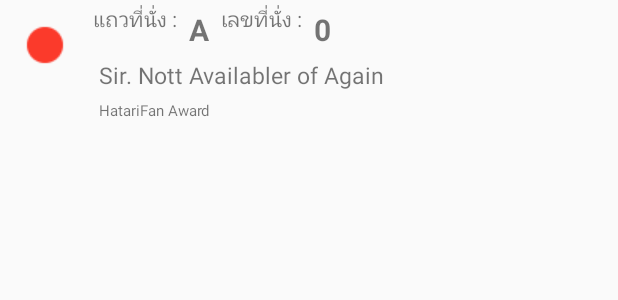
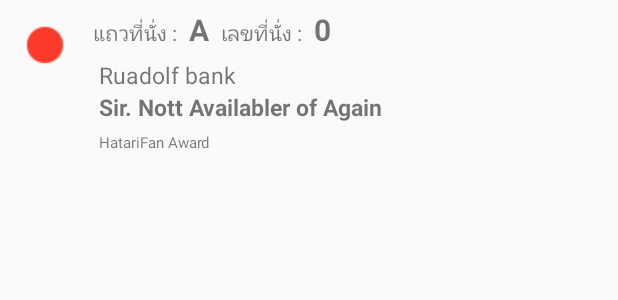
Before and after one commit to Nata8ify/PriseOnAndroid, an Android app: the layout guest_row.xml on its own in the app's theme, with its tools: preview values and no code run, on a phone screen of 412 x 824 dp. Shown: the top 300 px of the screen. Run offline under Robolectric (Android 15) with nearby library versions, the light colour scheme and no system bars.

Commit message:
REWORK Guest view

```diff
--- a/app/build.gradle
+++ b/app/build.gradle
@@ -8,8 +8,8 @@ android {
         applicationId "com.trag.quartierlatin.prise"
         minSdkVersion 19
         targetSdkVersion 23
-        versionCode 4
-        versionName "1.31"
+        versionCode 15
+        versionName "1.51"
     }
     buildTypes {
         release {
--- a/app/src/main/java/com/trag/quartierlatin/prise/extra/PriseWebAppFactors.java
+++ b/app/src/main/java/com/trag/quartierlatin/prise/extra/PriseWebAppFactors.java
@@ -4,7 +4,8 @@ package com.trag.quartierlatin.prise.extra;
  * Created by QuartierLatin on 8/6/2559.
  */
 public class PriseWebAppFactors {
-    protected static final String HTTP_HOST = "http://my.nata8ify.me:8080/Prise";
+    protected static final String HTTP_HOST = "https://prise.kmutt.ac.th/Prise";
+//    protected static final String HTTP_HOST = "http://my.nata8ify.me:8080/Prise";
 //    protected static final String HTTP_HOST = "http://localhost:8080//Prise";
     public static final String URL_APP_LOGIN = HTTP_HOST+"/Login?opt=app";
     public static final String URL_APP_REGISTER = HTTP_HOST+"/Seem?to=signUp";
--- a/app/src/main/res/layout/activity_view_guest.xml
+++ b/app/src/main/res/layout/activity_view_guest.xml
@@ -156,6 +156,7 @@
             fab:fab_label="@string/viewguest_fab_menu_log"
             fab:fab_size="mini"
 
-            android:visibility="gone"/>
+            android:visibility="gone"
+/>
     </com.github.clans.fab.FloatingActionMenu>
 </RelativeLayout>
--- a/app/src/main/res/layout/guest_row.xml
+++ b/app/src/main/res/layout/guest_row.xml
@@ -11,13 +11,16 @@
     android:padding="10dp"
     android:id="@+id/img_status"
     android:layout_alignParentLeft="true"/>
+
     <TextView
+        android:id="@+id/txt_seat_row_title"
         android:layout_width="wrap_content"
         android:layout_height="wrap_content"
-        android:layout_toEndOf="@id/img_status"
-        android:id="@+id/txt_seat_row_title"
+        android:layout_alignBaseline="@+id/txt_seat_row"
+        android:layout_alignBottom="@+id/txt_seat_row"
+        android:layout_toEndOf="@+id/img_status"
         android:padding="2dp"
-        android:text="@string/viewguest_seat_row_title"/>
+        android:text="@string/viewguest_seat_row_title" />
     <TextView
         android:layout_width="wrap_content"
         android:layout_height="wrap_content"
@@ -27,13 +30,16 @@
         android:layout_toEndOf="@id/txt_seat_row_title"
         android:padding="6dp"
         android:textStyle="bold"/>
+
     <TextView
+        android:id="@+id/txt_seat_no_title"
         android:layout_width="wrap_content"
         android:layout_height="wrap_content"
-        android:layout_toEndOf="@id/txt_seat_row"
+        android:layout_alignBaseline="@+id/txt_seat_row"
+        android:layout_alignBottom="@+id/txt_seat_row"
+        android:layout_toEndOf="@+id/txt_seat_row"
         android:padding="2dp"
-        android:id="@+id/txt_seat_no_title"
-        android:text="@string/viewguest_seat_no_title"/>
+        android:text="@string/viewguest_seat_no_title" />
     <TextView
         android:layout_width="wrap_content"
         android:layout_height="wrap_content"
@@ -58,9 +64,20 @@
         android:layout_height="wrap_content"
         android:textSize="15dp"
         android:layout_toEndOf="@id/img_status"
+        android:text="Ruadolf bank"
+        android:id="@+id/txt_corp"
+        android:layout_below="@id/txt_seat_row"
+        android:paddingLeft="6dp"
+        android:paddingBottom="0dp"/>
+    <TextView
+        android:layout_width="wrap_content"
+        android:layout_height="wrap_content"
+        android:textSize="15dp"
+        android:layout_toEndOf="@id/img_status"
         android:text="Sir. Nott Availabler of Again"
+        android:textStyle="bold"
         android:id="@+id/txt_name"
-        android:layout_below="@id/txt_seat_row"
+        android:layout_below="@id/txt_corp"
         android:paddingLeft="6dp"
         android:paddingBottom="0dp"/>
     <!--<Spinner-->
--- a/app/src/main/res/values/strings.xml
+++ b/app/src/main/res/values/strings.xml
@@ -193,6 +193,8 @@
 
     <string name="action_settings">ตั้งค่า</string>
     <string name="areyousure">แน่ใจหรือไม่?</string>
+    <string name="more_backpress_quit_app">กดกลับอีกครั้งเพื่ออกจากแอปพลิเคชัน</string>
+    <string name="more_backpress_quit_act">กดกลับอีกครั้งเพื่ออกจากหน้านี้</string>
     <!---->
     <array name="status">
         <item>พร้อม</item>
```
Also changed, not shown: app/src/main/java/com/trag/quartierlatin/prise/ViewEventActivity.java (+20 -0 lines), app/src/main/java/com/trag/quartierlatin/prise/ViewGuestActivity.java (+18 -2 lines), app/src/main/java/com/trag/quartierlatin/prise/extra/GuestAdapter.java (+7 -0 lines), 2 other files.
